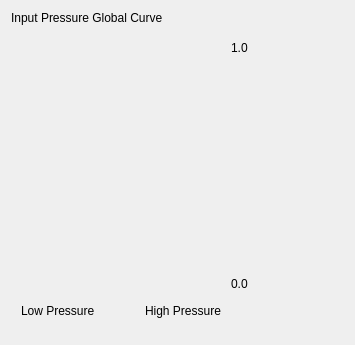
The window that libs/ui/forms/wdgtabletsettings.ui (KDE/krita) describes before a commit, drawn with Qt 5.
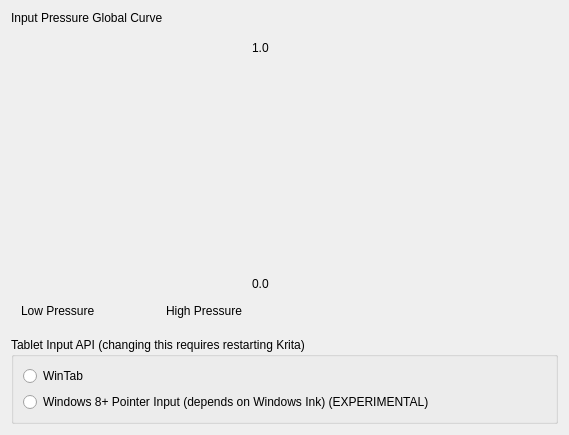
The same window after the commit. Custom widgets are drawn as their Qt base class.

Commit message:
Add Win8+ Pointer Input Message for tablet support
This uses Pointer Input Messages for Windows Ink support, with
right-click button, 1024 levels of pressure, rotation and tilt support.

An option is added to enable this support. It cannot be used together
with WinTab at the moment.

Let's say it is EXPERIMENTAL.

Maniphest Tasks: T6807

Diff of the .ui file:
```diff
--- a/libs/ui/forms/wdgtabletsettings.ui
+++ b/libs/ui/forms/wdgtabletsettings.ui
@@ -6,8 +6,8 @@
    <rect>
     <x>0</x>
     <y>0</y>
-    <width>355</width>
-    <height>345</height>
+    <width>569</width>
+    <height>366</height>
    </rect>
   </property>
   <property name="sizePolicy">
@@ -152,7 +152,7 @@
      </property>
     </spacer>
    </item>
-   <item row="2" column="0">
+   <item row="3" column="0">
     <spacer name="verticalSpacer_2">
      <property name="orientation">
       <enum>Qt::Vertical</enum>
@@ -165,6 +165,29 @@
      </property>
     </spacer>
    </item>
+   <item row="2" column="0" colspan="2">
+    <widget class="QGroupBox" name="grpTabletApi">
+     <property name="title">
+      <string>Tablet Input API (changing this requires restarting Krita)</string>
+     </property>
+     <layout class="QVBoxLayout" name="verticalLayout_2">
+      <item>
+       <widget class="QRadioButton" name="radioWintab">
+        <property name="text">
+         <string>WinTab</string>
+        </property>
+       </widget>
+      </item>
+      <item>
+       <widget class="QRadioButton" name="radioWin8PointerInput">
+        <property name="text">
+         <string>Windows 8+ Pointer Input (depends on Windows Ink) (EXPERIMENTAL)</string>
+        </property>
+       </widget>
+      </item>
+     </layout>
+    </widget>
+   </item>
   </layout>
  </widget>
  <customwidgets>
```
The commit also changes 9 other files.
